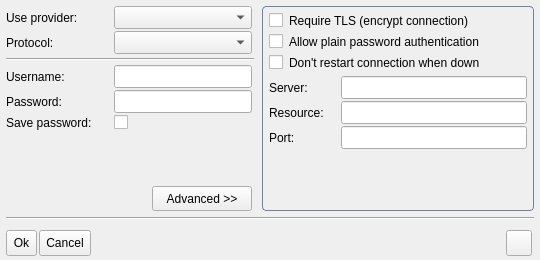
This is share/skins/default/account.ui in itds-consulting/yate as Qt 5 draws it before an edit. The edited form follows.
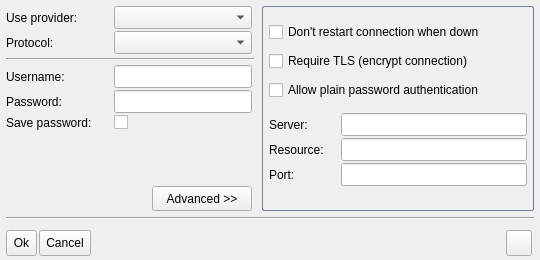
This is the edited form. The open tabs and pages were chosen to show the change. Icons and pictures are not drawn.

Commit message: Added checkbox and radiobutton margins, changed layouts.

What changed in the file:
```diff
--- a/share/skins/default/account.ui
+++ b/share/skins/default/account.ui
@@ -827,7 +827,7 @@
        <property name="styleSheet" >
         <string>QFrame#acc_proto_advanced {
   border: 1px solid #717fa0;
-  border-radius: 4px;
+  border-radius: 2px;
 }</string>
        </property>
        <property name="frameShape" >
@@ -1072,6 +1072,9 @@
        </widget>
        <widget class="QWidget" name="acc_proto_advanced_jabber" >
         <layout class="QVBoxLayout" >
+         <property name="spacing" >
+          <number>0</number>
+         </property>
          <property name="leftMargin" >
           <number>6</number>
          </property>
@@ -1085,32 +1088,12 @@
           <number>4</number>
          </property>
          <item>
-          <widget class="QGroupBox" name="acc_proto_jabber_opt" >
-           <property name="minimumSize" >
-            <size>
-             <width>180</width>
-             <height>0</height>
-            </size>
+          <widget class="QCheckBox" name="acc_proto_jabber_opt_noautorestart" >
+           <property name="text" >
+            <string>Don't restart connection when down</string>
            </property>
-           <property name="styleSheet" >
-            <string>border: 0px;</string>
-           </property>
-           <layout class="QVBoxLayout" >
-            <property name="spacing" >
-             <number>6</number>
-            </property>
-            <property name="leftMargin" >
-             <number>0</number>
-            </property>
-            <property name="topMargin" >
-             <number>0</number>
-            </property>
-            <property name="rightMargin" >
-             <number>0</number>
-            </property>
-            <property name="bottomMargin" >
-             <number>0</number>
-            </property>
+          </widget>
+         </item>
             <item>
              <widget class="QCheckBox" name="acc_proto_jabber_opt_tlsrequired" >
               <property name="text" >
@@ -1129,20 +1112,13 @@
              </widget>
             </item>
             <item>
-             <widget class="QCheckBox" name="acc_proto_jabber_opt_noautorestart" >
-              <property name="text" >
-               <string>Don't restart connection when down</string>
-              </property>
-             </widget>
-            </item>
-           </layout>
-          </widget>
-         </item>
-         <item>
           <layout class="QVBoxLayout" >
            <property name="spacing" >
             <number>2</number>
            </property>
+           <property name="topMargin" >
+            <number>4</number>
+           </property>
            <item>
             <layout class="QHBoxLayout" >
              <property name="spacing" >
@@ -1315,12 +1291,6 @@
            <property name="orientation" >
             <enum>Qt::Vertical</enum>
            </property>
-           <property name="sizeHint" >
-            <size>
-             <width>20</width>
-             <height>40</height>
-            </size>
-           </property>
           </spacer>
          </item>
         </layout>
```
Left out of the diff: 5 changed lines with no effect on the pictures. Lines whose indentation alone changed are shown as unchanged. The commit also changes 6 other files.
